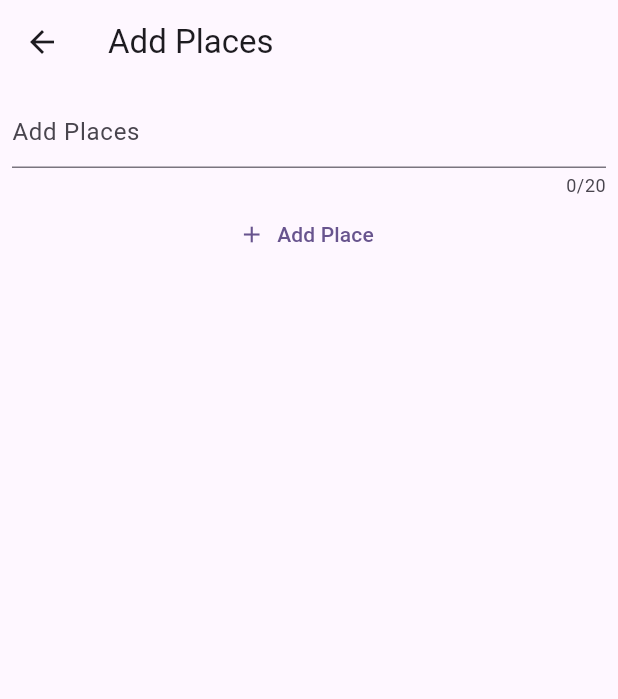
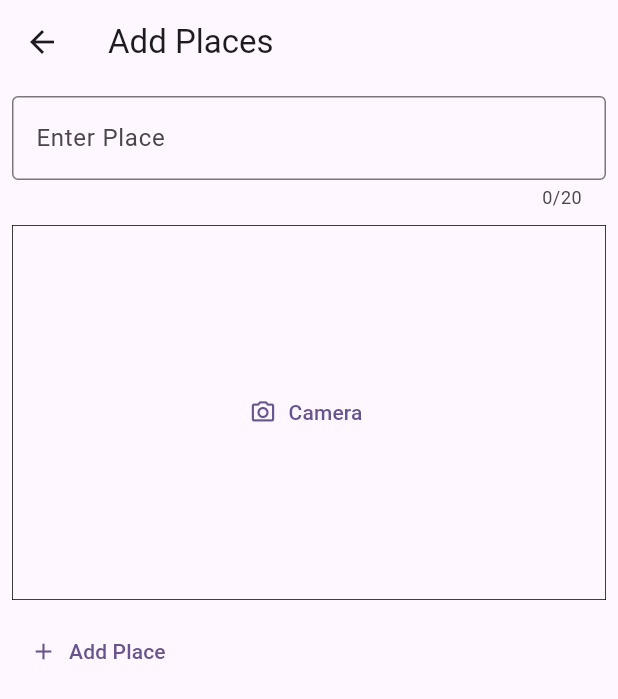
Before and after one commit to JayTheThird/Favorite-Places, a Flutter app: the AddPlaces screen opened directly, on a phone screen of 412 x 824 dp. Shown: the top 699 px of the screen. Run offline on Flutter 3.47's test engine with Material 3 defaults, Android fonts, the phone set to English and light mode, and no system bars; our stand-ins replace flutter_bloc, gap, riverpod.

Commit message:
added new page for image_input in this page we used to take image from camera

```diff
--- a/lib/screen/add_places.dart
+++ b/lib/screen/add_places.dart
@@ -1,6 +1,8 @@
 import 'package:favorite_places/riverpod/user_places_bloc.dart';
+import 'package:favorite_places/screen/image_input.dart';
 import 'package:flutter/material.dart';
 import 'package:flutter_bloc/flutter_bloc.dart';
+import 'package:gap/gap.dart';
 
 class AddPlaces extends StatefulWidget {
   const AddPlaces({super.key});
@@ -24,6 +26,7 @@ class _AddPlacesState extends State<AddPlaces> {
         key: formKey,
         child: Padding(
           padding: const EdgeInsets.all(8.0),
+          child: SingleChildScrollView(
             child: Column(
               mainAxisAlignment: MainAxisAlignment.start,
               crossAxisAlignment: CrossAxisAlignment.center,
@@ -32,7 +35,14 @@ class _AddPlacesState extends State<AddPlaces> {
                   controller: _addPlaces,
                   maxLength: 20,
                   maxLines: 1,
-                decoration: const InputDecoration(hintText: "Add Places"),
+                  decoration: const InputDecoration(
+                    border: OutlineInputBorder(
+                      borderSide: BorderSide(color: Colors.black),
+                    ),
+                    // fillColor: Colors.black,
+                    focusColor: Colors.black,
+                    hintText: "Enter Place",
+                  ),
                   cursorColor: Colors.black,
                   validator: (String? value) {
                     if (value!.isEmpty) {
@@ -41,6 +51,12 @@ class _AddPlacesState extends State<AddPlaces> {
                     return null;
                   },
                 ),
+                const Gap(10),
+                const ImageInput(),
+                const Gap(10),
+                Row(
+                  mainAxisAlignment: MainAxisAlignment.start,
+                  children: [
                     TextButton.icon(
                       onPressed: () {
                         placeBLoc.addPlace(_addPlaces.text);
@@ -51,6 +67,9 @@ class _AddPlacesState extends State<AddPlaces> {
                     )
                   ],
                 ),
+              ],
+            ),
+          ),
         ),
       ),
     );
--- /dev/null
+++ b/lib/screen/image_input.dart
@@ -0,0 +1,27 @@
+import 'package:flutter/material.dart';
+
+class ImageInput extends StatefulWidget {
+  const ImageInput({super.key});
+
+  @override
+  State<ImageInput> createState() => _ImageInputState();
+}
+
+class _ImageInputState extends State<ImageInput> {
+  @override
+  Widget build(BuildContext context) {
+    return Container(
+      height: 250,
+      width: double.infinity,
+      alignment: Alignment.center,
+      decoration: BoxDecoration(
+        border: Border.all(width: 0.5),
+      ),
+      child: TextButton.icon(
+        onPressed: () {},
+        label: const Text("Camera"),
+        icon: const Icon(Icons.camera_alt_outlined),
+      ),
+    );
+  }
+}
--- /dev/null
+++ b/lib/screen/place_details.dart
@@ -0,0 +1,25 @@
+import 'package:favorite_places/model/place.dart';
+import 'package:flutter/material.dart';
+
+class PlaceDetails extends StatelessWidget {
+  const PlaceDetails({super.key, required this.place});
+  final Place place;
+
+  @override
+  Widget build(BuildContext context) {
+    return Scaffold(
+      appBar: AppBar(
+        title: Text(place.place),
+      ),
+      body: Center(
+        child: Text(
+          place.id,
+          style: Theme.of(context).textTheme.bodyMedium!.copyWith(
+                fontSize: Theme.of(context).textTheme.titleLarge!.fontSize,
+                color: Colors.black,
+              ),
+        ),
+      ),
+    );
+  }
+}
--- a/lib/widgets/places_list.dart
+++ b/lib/widgets/places_list.dart
@@ -1,4 +1,5 @@
 import 'package:favorite_places/model/place.dart';
+import 'package:favorite_places/screen/place_details.dart';
 import 'package:flutter/material.dart';
 
 class PlacesList extends StatelessWidget {
@@ -27,6 +28,11 @@ class PlacesList extends StatelessWidget {
           places[index].place,
           style: Theme.of(context).textTheme.bodyMedium!.copyWith(),
         ),
+        onTap: () => Navigator.of(ctx).push(
+          MaterialPageRoute(
+            builder: (ctx) => PlaceDetails(place: places[index]),
+          ),
+        ),
       ),
     );
   }
--- a/pubspec.yaml
+++ b/pubspec.yaml
@@ -38,6 +38,7 @@ dependencies:
   uuid: ^4.4.0
   flutter_riverpod: ^2.5.1
   flutter_bloc: ^8.1.6
+  gap: ^3.0.1
 
 dev_dependencies:
   flutter_test:
```
Also changed, not shown: lib/screen/places_details.dart (deleted), pubspec.lock. Lines whose indentation alone changed are shown as unchanged.
